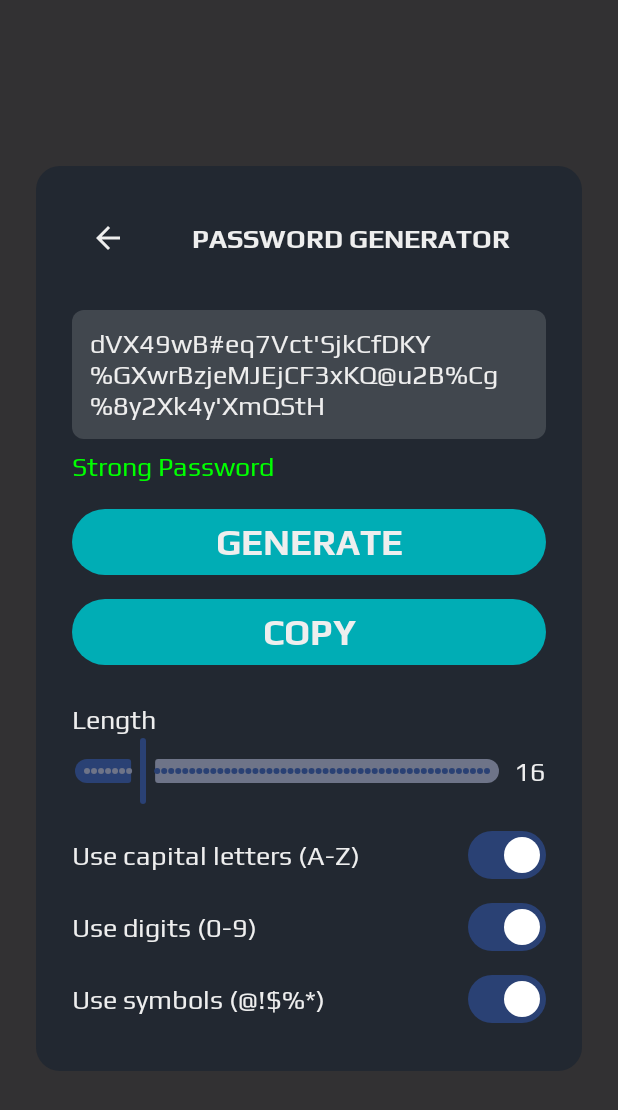
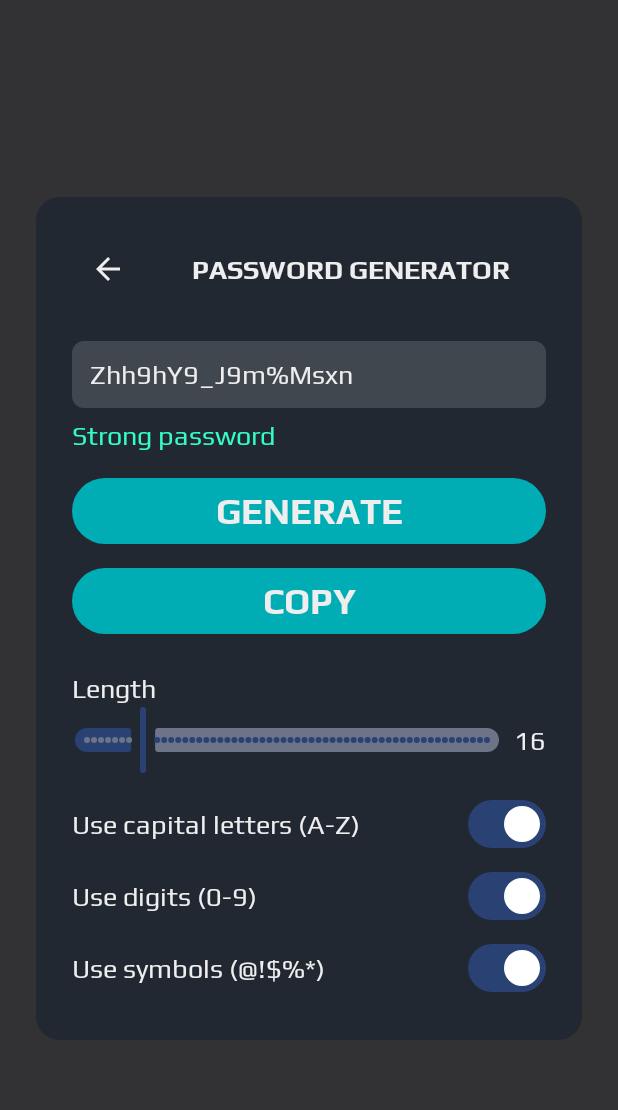
Before and after one commit to TheObtey/sentipass, an Android app built with Jetpack Compose: the composable PasswordGeneratorDialog shown on its own in the app's theme, on a phone screen of 412 x 824 dp. Shown: the top 1110 px of the screen. Run offline under Robolectric (Android 15) with nearby library versions, the phone set to English and light mode, and no system bars.

Commit message:
Implement the password generation function.

```diff
--- a/app/src/main/java/fr/theobtey/sentipass/ui/components/PasswordGeneratorDialog.kt
+++ b/app/src/main/java/fr/theobtey/sentipass/ui/components/PasswordGeneratorDialog.kt
@@ -15,25 +15,44 @@ import androidx.compose.ui.Modifier
 import androidx.compose.ui.graphics.Color
 import androidx.compose.ui.platform.LocalClipboardManager
 import androidx.compose.ui.platform.LocalContext
+import androidx.compose.ui.res.colorResource
 import androidx.compose.ui.res.stringResource
 import androidx.compose.ui.text.font.FontWeight
 import androidx.compose.ui.unit.dp
 import fr.theobtey.sentipass.R
 import fr.theobtey.sentipass.ui.theme.*
+import fr.theobtey.sentipass.utils.*
 
 @Composable
-fun PasswordGeneratorDialog( /* TODO: Improve the UI */
+fun PasswordGeneratorDialog(
     onDismiss: () -> Unit
 ) {
     val context = LocalContext.current
     val clipboardManager = LocalClipboardManager.current
 
-    var password by remember { mutableStateOf("dVX49wB#eq7Vct'SjkCfDKY%GXwrBzjeMJEjCF3xKQ@u2B%Cg%8y2Xk4y'XmQStH") }
-    var passwordStrength by remember { mutableStateOf("Strong Password") }
     var passwordLength by remember { mutableStateOf(16f) }
     var useUppercase by remember { mutableStateOf(true) }
     var useDigits by remember { mutableStateOf(true) }
     var useSymbols by remember { mutableStateOf(true) }
+
+    var password by remember { mutableStateOf("") }
+
+    // Function to update password
+    fun updatePassword() {
+        password = generatePassword(
+            length = passwordLength.toInt(),
+            useUppercase = useUppercase,
+            useDigits = useDigits,
+            useSymbols = useSymbols
+        )
+    }
+
+    // Generate a password on dialog open and when parameters change
+    LaunchedEffect(passwordLength, useUppercase, useDigits, useSymbols) {
+        updatePassword()
+    }
+
+    val (passwordStrengthLabel, passwordStrengthColorRes) = getPasswordStrength(password)
 
     Box(
         modifier = Modifier
@@ -81,19 +100,15 @@ fun PasswordGeneratorDialog( /* TODO: Improve the UI */
             Spacer(modifier = Modifier.height(8.dp))
             // Strength indicator
             Text(
-                text = passwordStrength,
-                color = when (passwordStrength) {
-                    "Weak Password" -> Color.Red
-                    "Moderate Password" -> Color.Yellow
-                    else -> Color.Green
-                },
+                text = passwordStrengthLabel,
+                color = Color(androidx.core.content.ContextCompat.getColor(context, passwordStrengthColorRes)),
                 style = DefaultTextStyle
             )
             Spacer(modifier = Modifier.height(16.dp))
 
             // Generate and Copy buttons
             Button(
-                onClick = { /* TODO: Generate password logic */ },
+                onClick = { updatePassword() },
                 modifier = Modifier.fillMaxWidth(),
                 colors = ButtonDefaults.buttonColors(containerColor = Complementary)
             ) {
```
